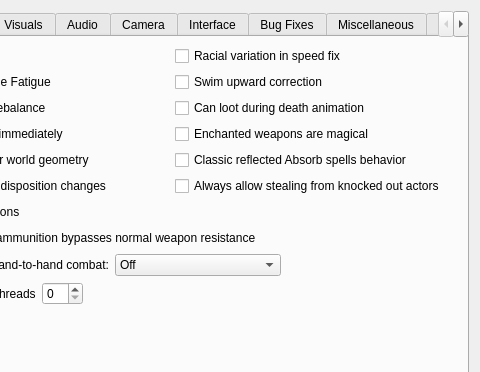
Old version of the form files/ui/advancedpage.ui in the repository sunhawken/openmw; both pictures show x 137 to 617 and y 0 to 372 of the 617 by 487 pixel window.
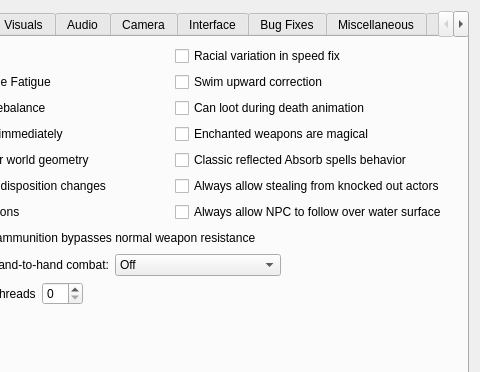
New version of the form.

Commit message: Add setting to allow following creatures to find path over water surface

```diff
--- a/files/ui/advancedpage.ui
+++ b/files/ui/advancedpage.ui
@@ -153,6 +153,16 @@
            </property>
           </widget>
          </item>
+         <item row="6" column="1">
+          <widget class="QCheckBox" name="allowNPCToFollowOverWaterSurfaceCheckBox">
+           <property name="toolTip">
+            <string>Give NPC an ability to swim over the water surface when they follow other actor independently from their ability to swim. Has effect only when nav mesh building is enabled.</string>
+           </property>
+           <property name="text">
+            <string>Always allow NPC to follow over water surface</string>
+           </property>
+          </widget>
+         </item>
         </layout>
        </item>
        <item>
```
The commit also changes 4 other files.
